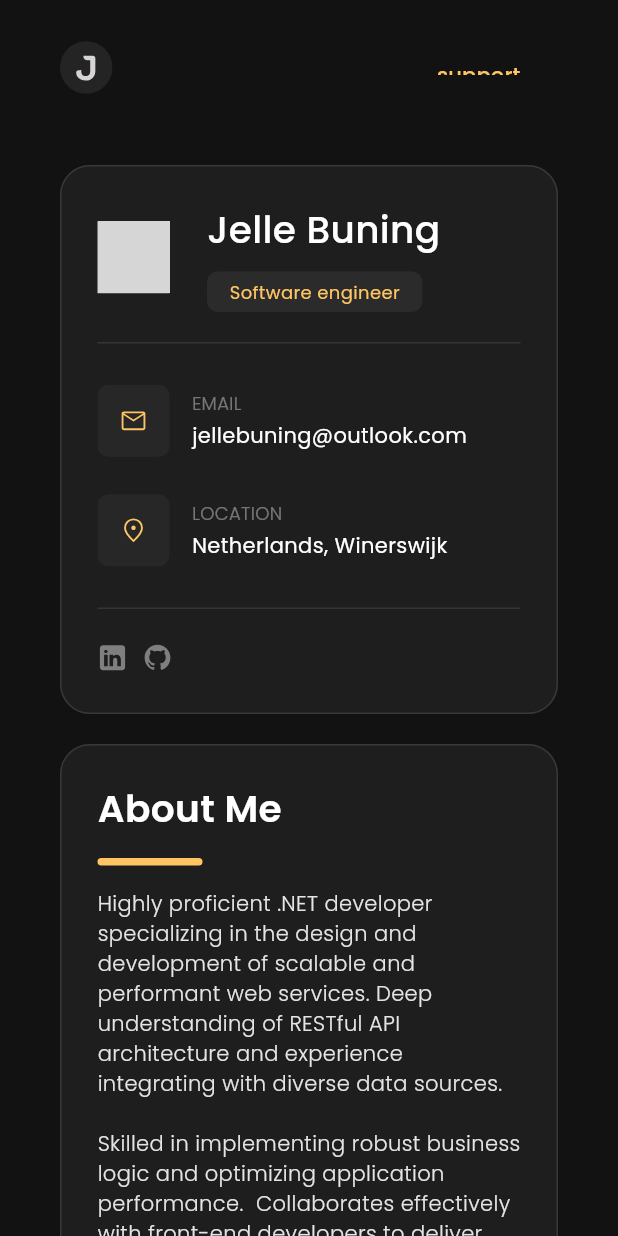
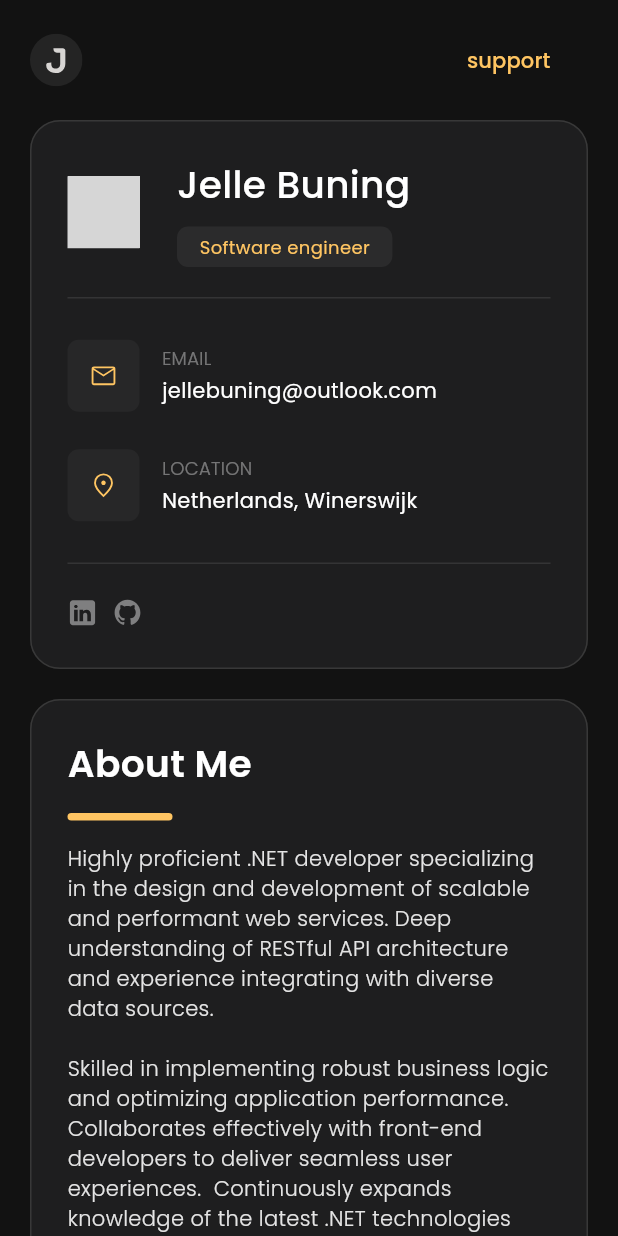
Before and after one commit to JelleBuning/portfolio, a Flutter app: the screen it shows after launch, on a phone screen of 412 x 824 dp. Run offline on Flutter 3.47's test engine with Material 3 defaults, Android fonts, the phone set to English and light mode, and no system bars; our stand-ins replace flutter_svg; missing offline and left inert: flutter_flip_card; grey boxes are pictures that could not be loaded.

Commit message:
small padding changes

```diff
--- a/lib/app/home_page.dart
+++ b/lib/app/home_page.dart
@@ -20,23 +20,14 @@ class _HomePageState extends State<HomePage> {
   @override
   Widget build(BuildContext context) {
     return Scaffold(
-      body: NestedScrollView(
-        headerSliverBuilder: (BuildContext context, bool innerBoxIsScrolled) {
-          return <Widget>[
-            SliverAppBar(
-              toolbarHeight: 90,
-              floating: true,
-              pinned: false,
-              flexibleSpace: header(),
-            ),
-          ];
-        },
       body: SingleChildScrollView(
+        child: Padding(
+          padding: const EdgeInsets.symmetric(horizontal: 20, vertical: 10),
           child: Column(
+            spacing: 10,
             children: [
-              Padding(
-                padding: EdgeInsets.symmetric(horizontal: 40, vertical: 20),
-                child: LayoutBuilder(
+              header(),
+              LayoutBuilder(
                 builder: (context, constraints) {
                   var isMobile = constraints.maxWidth <= 1050;
                   if (isMobile) {
@@ -49,7 +40,6 @@ class _HomePageState extends State<HomePage> {
                       ],
                     );
                   }
-
                   // tablet/desktop layout
                   return ConstrainedBox(
                     constraints: BoxConstraints(maxWidth: 1200),
@@ -69,7 +59,6 @@ class _HomePageState extends State<HomePage> {
                   );
                 },
               ),
-              ),
             ],
           ),
         ),
@@ -80,8 +69,6 @@ class _HomePageState extends State<HomePage> {
   Align header() {
     return Align(
       alignment: Alignment.topRight,
-      child: Padding(
-        padding: const EdgeInsets.symmetric(horizontal: 40, vertical: 20),
       child: Row(
         mainAxisAlignment: MainAxisAlignment.spaceBetween,
         crossAxisAlignment: CrossAxisAlignment.center,
@@ -100,7 +87,6 @@ class _HomePageState extends State<HomePage> {
           ),
         ],
       ),
-      ),
     );
   }
 
```
Lines whose indentation alone changed are shown as unchanged.
